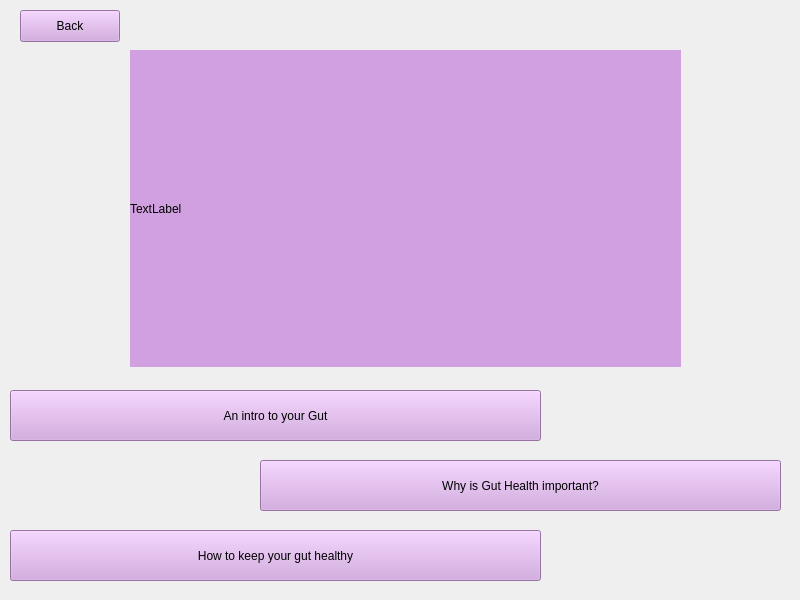
Old version of the form A8EduApp/teachingwidget.ui in the repository University-of-Utah-CS3505/a9-edu-app-f24-00Calvin00.
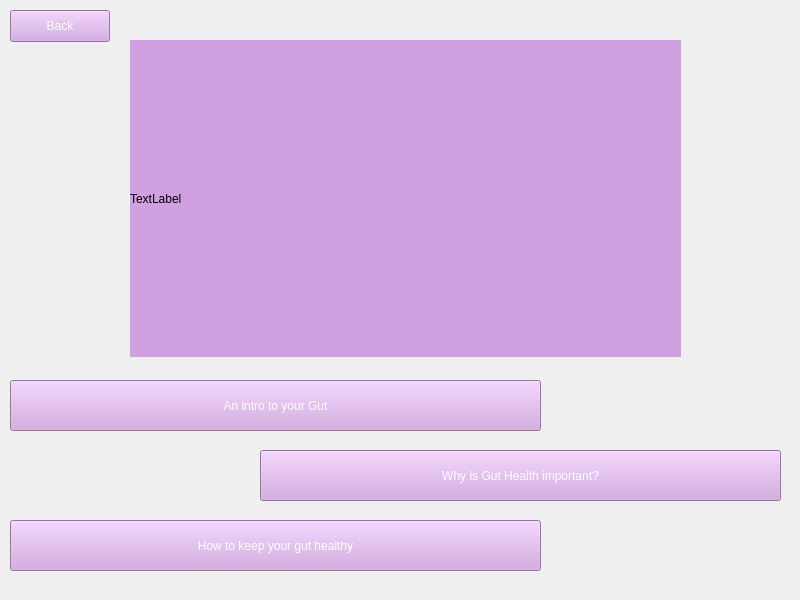
New version of the form.

Diff of the .ui file:
```diff
--- a/A8EduApp/teachingwidget.ui
+++ b/A8EduApp/teachingwidget.ui
@@ -20,14 +20,14 @@
    <property name="geometry">
     <rect>
      <x>10</x>
-     <y>390</y>
+     <y>380</y>
      <width>531</width>
      <height>51</height>
     </rect>
    </property>
    <property name="styleSheet">
     <string notr="true">background-color: rgb(209, 160, 224);
-color: rgb(0, 0, 0);</string>
+color: rgb(255, 255, 255);</string>
    </property>
    <property name="text">
     <string>An intro to your Gut</string>
@@ -37,14 +37,14 @@
    <property name="geometry">
     <rect>
      <x>260</x>
-     <y>460</y>
+     <y>450</y>
      <width>521</width>
      <height>51</height>
     </rect>
    </property>
    <property name="styleSheet">
     <string notr="true">background-color: rgb(209, 160, 224);
-color: rgb(0, 0, 0);</string>
+color: rgb(255, 255, 255);</string>
    </property>
    <property name="text">
     <string>Why is Gut Health important?</string>
@@ -54,14 +54,14 @@
    <property name="geometry">
     <rect>
      <x>10</x>
-     <y>530</y>
+     <y>520</y>
      <width>531</width>
      <height>51</height>
     </rect>
    </property>
    <property name="styleSheet">
     <string notr="true">background-color: rgb(209, 160, 224);
-color: rgb(0, 0, 0);</string>
+color: rgb(255, 255, 255);</string>
    </property>
    <property name="text">
     <string>How to keep your gut healthy</string>
@@ -70,7 +70,7 @@
   <widget class="QPushButton" name="backToStartButton">
    <property name="geometry">
     <rect>
-     <x>20</x>
+     <x>10</x>
      <y>10</y>
      <width>100</width>
      <height>32</height>
@@ -78,7 +78,7 @@
    </property>
    <property name="styleSheet">
     <string notr="true">background-color: rgb(209, 160, 224);
-color: rgb(0, 0, 0);</string>
+color: rgb(255, 255, 255);</string>
    </property>
    <property name="text">
     <string>Back</string>
@@ -88,7 +88,7 @@
    <property name="geometry">
     <rect>
      <x>130</x>
-     <y>50</y>
+     <y>40</y>
      <width>551</width>
      <height>317</height>
     </rect>
```
